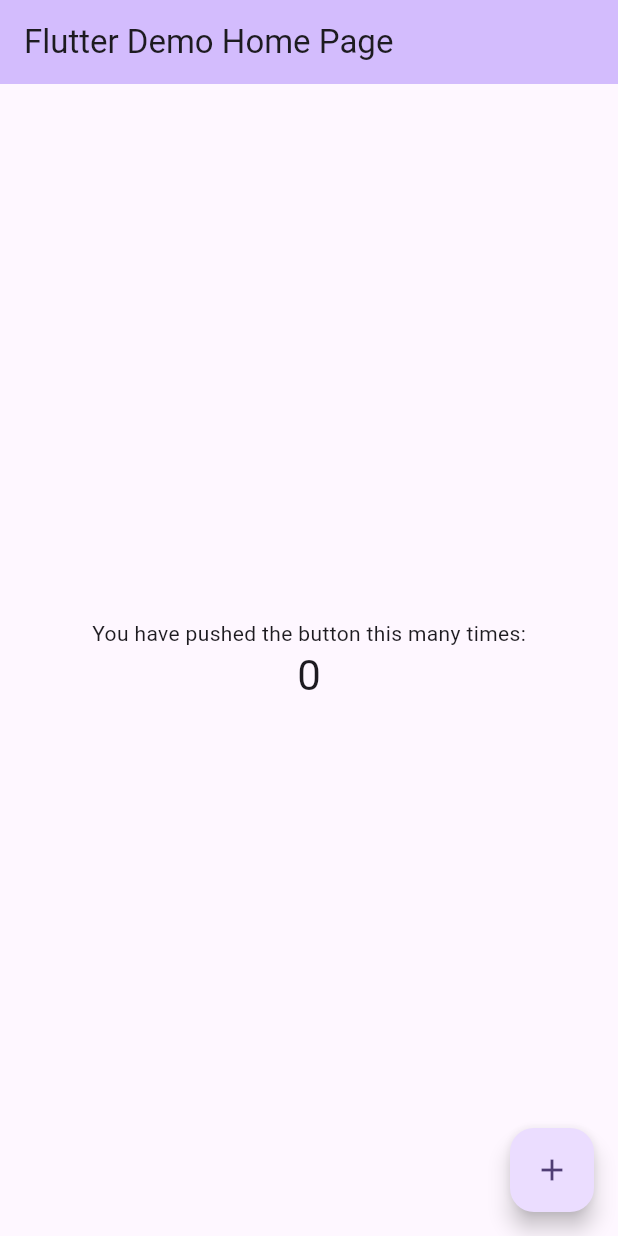
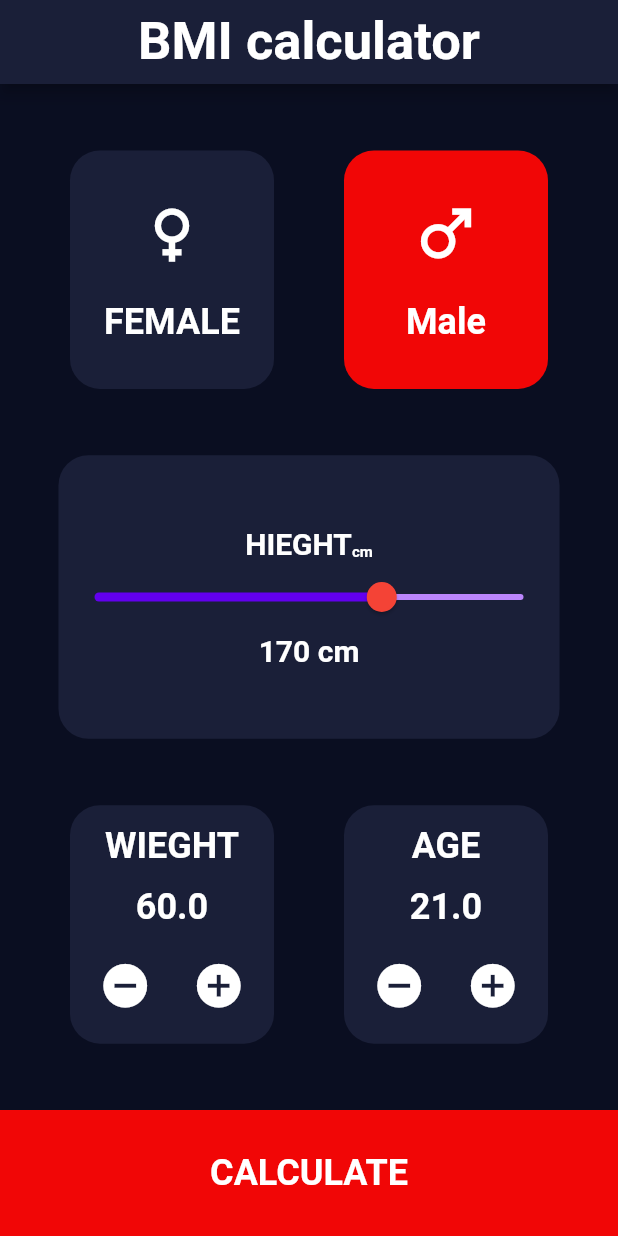
Before and after one commit to SA33ED/bmi_calc_app, a Flutter app: the screen it shows after launch, on a phone screen of 412 x 824 dp. Run offline on Flutter 3.47's test engine with Material 2 defaults, Android fonts, the phone set to English and light mode, and no system bars.

Commit message:
finish app

```diff
--- /dev/null
+++ b/lib/helpers/constans.dart
@@ -0,0 +1,4 @@
+import 'package:flutter/material.dart';
+
+Color kPrimaryColor = const Color(0xff0A0E21);
+Color kSecandryColor = const Color(0xff1A1F38);
--- a/lib/main.dart
+++ b/lib/main.dart
@@ -1,125 +1,23 @@
+import 'package:bmi/screens/home_screen.dart';
+import 'package:bmi/screens/result_screen.dart';
 import 'package:flutter/material.dart';
 
 void main() {
-  runApp(const MyApp());
+  runApp(const BMI());
 }
 
-class MyApp extends StatelessWidget {
-  const MyApp({super.key});
+class BMI extends StatelessWidget {
+  const BMI({super.key});
 
-  // This widget is the root of your application.
   @override
   Widget build(BuildContext context) {
     return MaterialApp(
-      title: 'Flutter Demo',
-      theme: ThemeData(
-        // This is the theme of your application.
-        //
-        // TRY THIS: Try running your application with "flutter run". You'll see
-        // the application has a blue toolbar. Then, without quitting the app,
-        // try changing the seedColor in the colorScheme below to Colors.green
-        // and then invoke "hot reload" (save your changes or press the "hot
-        // reload" button in a Flutter-supported IDE, or press "r" if you used
-        // the command line to start the app).
-        //
-        // Notice that the counter didn't reset back to zero; the application
-        // state is not lost during the reload. To reset the state, use hot
-        // restart instead.
-        //
-        // This works for code too, not just values: Most code changes can be
-        // tested with just a hot reload.
-        colorScheme: ColorScheme.fromSeed(seedColor: Colors.deepPurple),
-        useMaterial3: true,
-      ),
-      home: const MyHomePage(title: 'Flutter Demo Home Page'),
+      debugShowCheckedModeBanner: false,
+      routes: {
+        HomeScreen.id: (context) => const HomeScreen(),
+        ResultScreen.id: (context) => const ResultScreen(),
+      },
+      initialRoute: HomeScreen.id,
     );
   }
 }
-
-class MyHomePage extends StatefulWidget {
-  const MyHomePage({super.key, required this.title});
-
-  // This widget is the home page of your application. It is stateful, meaning
-  // that it has a State object (defined below) that contains fields that affect
-  // how it looks.
-
-  // This class is the configuration for the state. It holds the values (in this
-  // case the title) provided by the parent (in this case the App widget) and
-  // used by the build method of the State. Fields in a Widget subclass are
-  // always marked "final".
-
-  final String title;
-
-  @override
-  State<MyHomePage> createState() => _MyHomePageState();
-}
-
-class _MyHomePageState extends State<MyHomePage> {
-  int _counter = 0;
-
-  void _incrementCounter() {
-    setState(() {
-      // This call to setState tells the Flutter framework that something has
-      // changed in this State, which causes it to rerun the build method below
-      // so that the display can reflect the updated values. If we changed
-      // _counter without calling setState(), then the build method would not be
-      // called again, and so nothing would appear to happen.
-      _counter++;
-    });
-  }
-
-  @override
-  Widget build(BuildContext context) {
-    // This method is rerun every time setState is called, for instance as done
-    // by the _incrementCounter method above.
-    //
-    // The Flutter framework has been optimized to make rerunning build methods
-    // fast, so that you can just rebuild anything that needs updating rather
-    // than having to individually change instances of widgets.
-    return Scaffold(
-      appBar: AppBar(
-        // TRY THIS: Try changing the color here to a specific color (to
-        // Colors.amber, perhaps?) and trigger a hot reload to see the AppBar
-        // change color while the other colors stay the same.
-        backgroundColor: Theme.of(context).colorScheme.inversePrimary,
-        // Here we take the value from the MyHomePage object that was created by
-        // the App.build method, and use it to set our appbar title.
-        title: Text(widget.title),
-      ),
-      body: Center(
-        // Center is a layout widget. It takes a single child and positions it
-        // in the middle of the parent.
-        child: Column(
-          // Column is also a layout widget. It takes a list of children and
-          // arranges them vertically. By default, it sizes itself to fit its
-          // children horizontally, and tries to be as tall as its parent.
-          //
-          // Column has various properties to control how it sizes itself and
-          // how it positions its children. Here we use mainAxisAlignment to
-          // center the children vertically; the main axis here is the vertical
-          // axis because Columns are vertical (the cross axis would be
-          // horizontal).
-          //
-          // TRY THIS: Invoke "debug painting" (choose the "Toggle Debug Paint"
-          // action in the IDE, or press "p" in the console), to see the
-          // wireframe for each widget.
-          mainAxisAlignment: MainAxisAlignment.center,
-          children: <Widget>[
-            const Text(
-              'You have pushed the button this many times:',
-            ),
-            Text(
-              '$_counter',
-              style: Theme.of(context).textTheme.headlineMedium,
-            ),
-          ],
-        ),
-      ),
-      floatingActionButton: FloatingActionButton(
-        onPressed: _incrementCounter,
-        tooltip: 'Increment',
-        child: const Icon(Icons.add),
-      ), // This trailing comma makes auto-formatting nicer for build methods.
-    );
-  }
-}
--- /dev/null
+++ b/lib/screens/home_screen.dart
@@ -0,0 +1,214 @@
+import 'dart:math';
+
+import 'package:bmi/helpers/constans.dart';
+
+import 'package:bmi/screens/result_screen.dart';
+import 'package:bmi/widgets/custom_input.dart';
+import 'package:bmi/widgets/custom_option.dart';
+import 'package:flutter/material.dart';
+
+class HomeScreen extends StatefulWidget {
+  const HomeScreen({super.key});
+  static String id = "HomeScreen";
+
+  @override
+  State<HomeScreen> createState() => _HomeScreenState();
+}
+
+class _HomeScreenState extends State<HomeScreen> {
+  double hieght = 170;
+  double wieght = 60;
+  double age = 21;
+  bool isMale = true;
+  @override
+  Widget build(BuildContext context) {
+    return Scaffold(
+      backgroundColor: kPrimaryColor,
+      appBar: AppBar(
+        backgroundColor: kSecandryColor,
+        centerTitle: true,
+        title: const Text(
+          "BMI calculator",
+          style: TextStyle(
+              color: Color(0xffFFFFFF),
+              fontSize: 35,
+              fontWeight: FontWeight.w700),
+        ),
+      ),
+      body: Column(
+        mainAxisAlignment: MainAxisAlignment.spaceBetween,
+        children: [
+          Expanded(
+            child: Column(
+                mainAxisAlignment: MainAxisAlignment.spaceEvenly,
+                children: [
+                  Row(
+                    mainAxisAlignment: MainAxisAlignment.spaceEvenly,
+                    children: [
+                      CustomOption(
+                        title: "FEMALE",
+                        icon: Icons.female,
+                        onTap: () {
+                          setState(() {
+                            isMale = false;
+                          });
+                        },
+                        selected: isMale == false ? true : false,
+                      ),
+                      CustomOption(
+                        title: "Male",
+                        icon: Icons.male,
+                        onTap: () {
+                          setState(() {
+                            isMale = true;
+                          });
+                        },
+                        selected: isMale == true ? true : false,
+                      ),
+                    ],
+                  ),
+                  Container(
+                    alignment: Alignment.center,
+                    decoration: BoxDecoration(
+                        color: kSecandryColor,
+                        borderRadius: BorderRadius.circular(20)),
+                    height: 189,
+                    width: 334,
+                    child: Column(
+                        mainAxisAlignment: MainAxisAlignment.center,
+                        children: [
+                          const Row(
+                            mainAxisAlignment: MainAxisAlignment.center,
+                            crossAxisAlignment: CrossAxisAlignment.end,
+                            children: [
+                              Text(
+                                "HIEGHT",
+                                style: TextStyle(
+                                  color: Colors.white,
+                                  fontSize: 20,
+                                  fontWeight: FontWeight.w700,
+                                ),
+                              ),
+                              Text(
+                                "cm",
+                                style: TextStyle(
+                                  color: Colors.white,
+                                  fontSize: 10,
+                                  fontWeight: FontWeight.w700,
+                                ),
+                              ),
+                            ],
+                          ),
+                          Slider(
+                            value: hieght,
+                            onChanged: (newHieght) {
+                              setState(() => hieght = newHieght);
+                            },
+                            min: 5,
+                            max: 250,
+                            divisions: 250,
+                            label: "${hieght.toInt()}",
+                            activeColor: const Color(0xff6200EE),
+                            inactiveColor: const Color(0xffBB86FC),
+                            thumbColor: Colors.red,
+                          ),
+                          Text(
+                            "${hieght.toInt()} cm",
+                            style: const TextStyle(
+                              color: Colors.white,
+                              fontSize: 20,
+                              fontWeight: FontWeight.w700,
+                            ),
+                          )
+                        ]),
+                  ),
+                  Row(
+                    mainAxisAlignment: MainAxisAlignment.spaceEvenly,
+                    children: [
+                      CustomInput(
+                        icon: Icons.abc,
+                        title: "WIEGHT",
+                        value: wieght,
+                        onPressedAdd: () {
+                          setState(() {
+                            wieght = wieght + 1;
+                          });
+                        },
+                        onPressedRemove: () {
+                          setState(() {
+                            wieght = wieght - 1;
+                          });
+                        },
+                      ),
+                      CustomInput(
+                        icon: Icons.abc,
+                        title: "AGE",
+                        value: age,
+                        onPressedAdd: () {
+                          setState(() {
+                            age = age + 1;
+                          });
+                        },
+                        onPressedRemove: () {
+                          setState(() {
+                            age = age - 1;
+                          });
+                        },
+                      ),
+                    ],
+                  )
+                ]),
+          ),
+          GestureDetector(
+            onTap: () {
+              double bmiResult = calculateBMI(hieght, wieght);
+              String state = calculateState(bmiResult);
+              Map results = {
+                "bmiResult": bmiResult.toStringAsFixed(1),
+                "state": state,
+              };
+              Navigator.pushNamed(context, ResultScreen.id, arguments: results);
+            },
+            child: Container(
+              alignment: Alignment.center,
+              height: 84,
+              width: double.infinity,
+              color: const Color(0xffF10606),
+              child: const Text(
+                'CALCULATE',
+                style: TextStyle(
+                  color: Colors.white,
+                  fontSize: 24,
+                  fontFamily: 'Roboto',
+                  fontWeight: FontWeight.w700,
+                ),
+              ),
+            ),
+          )
+        ],
+      ),
+    );
+  }
+}
+
+double calculateBMI(double hieght, double wieght) {
+  double hieghtByMeter = hieght / 100;
+  double bmiResult = wieght / pow(hieghtByMeter, 2);
+  return bmiResult;
+}
+
+String calculateState(double bmiResult) {
+  if (bmiResult < 18.5) {
+    return "Underweight";
+  } else if (bmiResult < 25.0) {
+    return "Normal";
+  } else if (bmiResult < 23.0) {
+    return "Overweioght";
+  } else if (bmiResult < 35.0) {
+    return "Obesity class |";
+  } else if (bmiResult < 40.0) {
+    return "Obesity class ||";
+  } else {
+    return "Obesity class |||";
+  }
+}
--- /dev/null
+++ b/lib/widgets/custom_input.dart
@@ -0,0 +1,68 @@
+// ignore_for_file: must_be_immutable
+
+import 'package:bmi/helpers/constans.dart';
+import 'package:flutter/material.dart';
+
+class CustomInput extends StatelessWidget {
+  CustomInput({
+    super.key,
+    required this.icon,
+    required this.title,
+    required this.value,
+    required this.onPressedAdd,
+    required this.onPressedRemove,
+  });
+  IconData icon;
+  String title;
+  double value;
+  VoidCallback onPressedAdd;
+  VoidCallback onPressedRemove;
+  @override
+  Widget build(BuildContext context) {
+    return Container(
+      alignment: Alignment.center,
+      decoration: BoxDecoration(
+          color: kSecandryColor, borderRadius: BorderRadius.circular(20)),
+      height: 159,
+      width: 136,
+      child: Column(
+        mainAxisAlignment: MainAxisAlignment.spaceEvenly,
+        children: [
+          Text(
+            title,
+            style: const TextStyle(
+              color: Colors.white,
+              fontSize: 24,
+              fontWeight: FontWeight.w700,
+            ),
+          ),
+          Text(
+            "$value",
+            style: const TextStyle(
+              color: Colors.white,
+              fontSize: 24,
+              fontWeight: FontWeight.w700,
+            ),
+          ),
+          Row(
+            mainAxisAlignment: MainAxisAlignment.spaceEvenly,
+            children: [
+              IconButton(
+                icon: const Icon(Icons.remove_circle),
+                onPressed: onPressedRemove,
+                color: Colors.white,
+                iconSize: 35.0,
+              ),
+              IconButton(
+                icon: const Icon(Icons.add_circle),
+                onPressed: onPressedAdd,
+                color: Colors.white,
+                iconSize: 35.0,
+              ),
+            ],
+          )
+        ],
+      ),
+    );
+  }
+}
--- /dev/null
+++ b/lib/widgets/custom_option.dart
@@ -0,0 +1,51 @@
+// ignore_for_file: must_be_immutable
+
+import 'package:bmi/helpers/constans.dart';
+import 'package:flutter/material.dart';
+
+class CustomOption extends StatelessWidget {
+  CustomOption({
+    super.key,
+    required this.icon,
+    required this.title,
+    required this.onTap,
+    required this.selected,
+  });
+  IconData icon;
+  String title;
+  VoidCallback onTap;
+  bool selected;
+  @override
+  Widget build(BuildContext context) {
+    return GestureDetector(
+      onTap: onTap,
+      child: Container(
+        alignment: Alignment.center,
+        decoration: BoxDecoration(
+            color: selected == true ? const Color(0xffF10606) : kSecandryColor,
+            borderRadius: BorderRadius.circular(20)),
+        height: 159,
+        width: 136,
+        child: Column(
+          mainAxisAlignment: MainAxisAlignment.center,
+          children: [
+            Icon(
+              icon,
+              color: Colors.white,
+              size: 50,
+            ),
+            const SizedBox(height: 20),
+            Text(
+              title,
+              style: const TextStyle(
+                color: Colors.white,
+                fontSize: 24,
+                fontWeight: FontWeight.w700,
+              ),
+            ),
+          ],
+        ),
+      ),
+    );
+  }
+}
```
Also changed, not shown: lib/screens/result_screen.dart (added, +84 -0 lines), 1 other file.
